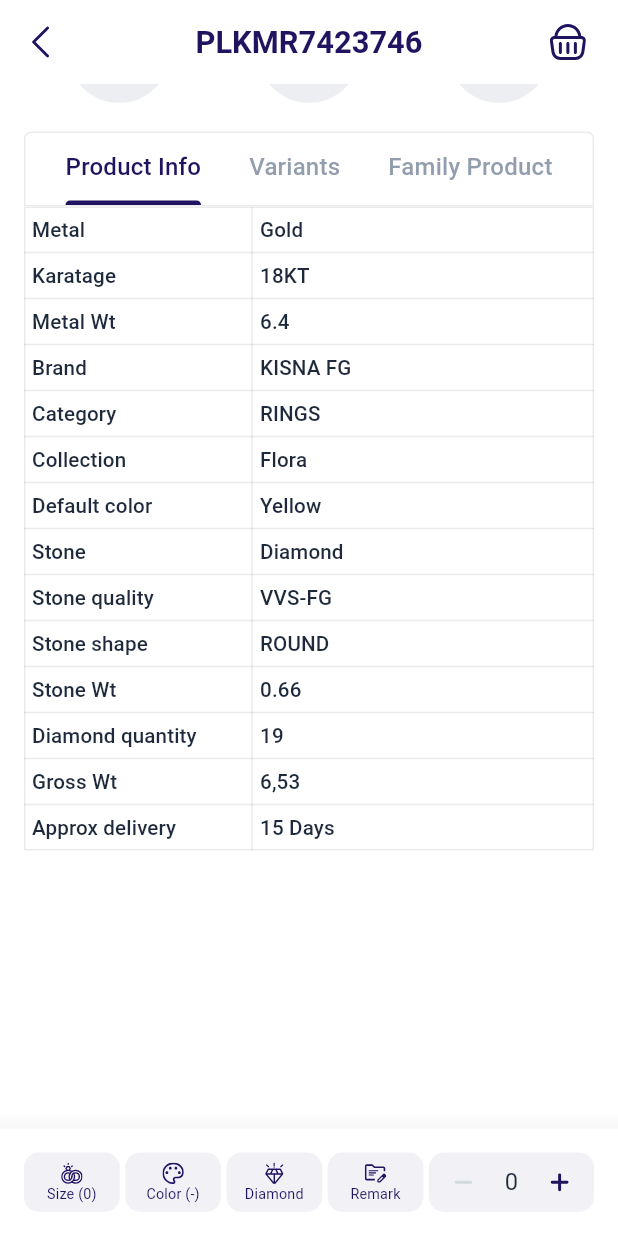
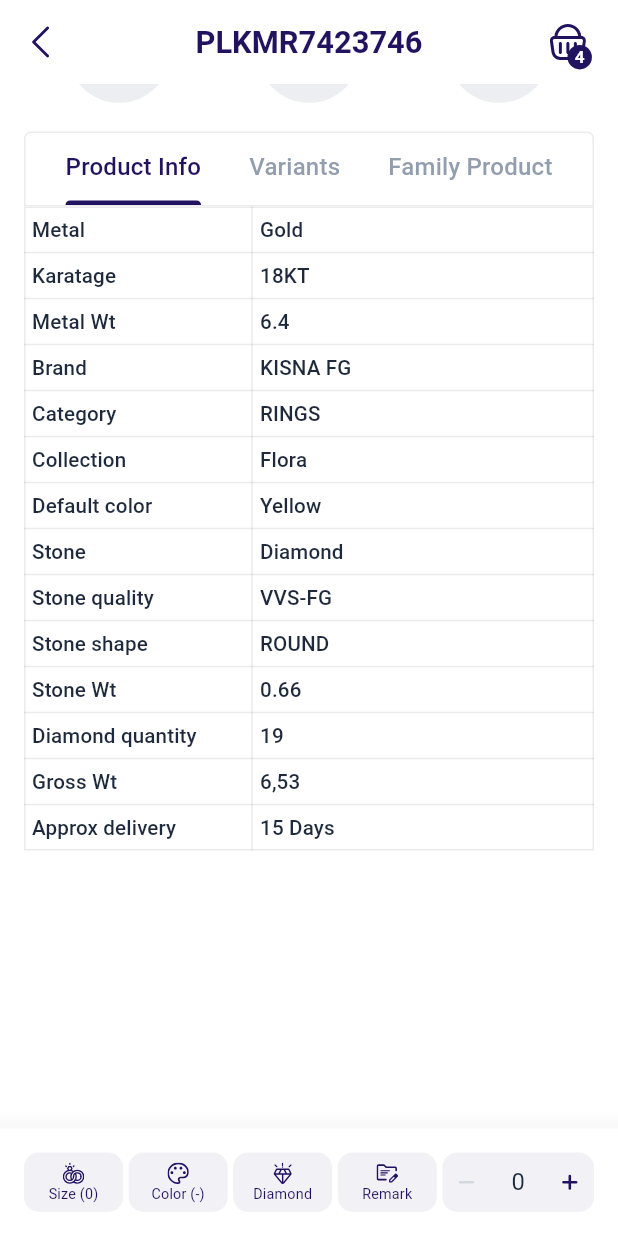
Before and after one commit to pingaksh-tech/pinga-mobile-app, a Flutter app: the ProductDetailsScreen screen opened directly, scrolled down 576 dp, on a phone screen of 412 x 824 dp. Run offline on Flutter 3.47's test engine with Material 3 defaults, Android fonts, the phone set to English and light mode, and no system bars; our stand-ins replace cached_network_image, carousel_slider, connectivity_plus, cookie_jar, device_info_plus, dio and 15 more; accounts and stored records are empty; network calls fail; Roboto replaces fonts that are missing (DmSans); project files that could hold a hidden picture were left out.

Commit message:
Cart badge icon added

```diff
--- a/lib/res/app_icon_button.dart
+++ b/lib/res/app_icon_button.dart
@@ -41,7 +41,7 @@ class AppIconButton extends StatelessWidget {
       height: size,
       width: size,
       decoration: BoxDecoration(
-        shape: BoxShape.circle,
+        // shape: BoxShape.circle,
         border: borderColor != null ? Border.all(color: borderColor!.withOpacity(withMyOpacity), width: borderWidth ?? 1.0) : null,
       ),
       child: GestureDetector(
--- a/lib/view/category/category_screen.dart
+++ b/lib/view/category/category_screen.dart
@@ -7,6 +7,7 @@ import '../../exports.dart';
 import '../../res/app_bar.dart';
 import '../../res/app_network_image.dart';
 import '../../res/tab_bar.dart';
+import '../products/components/cart_icon_button.dart';
 import 'category_controller.dart';
 import 'components/category_tile.dart';
 
@@ -26,6 +27,7 @@ class CategoryScreen extends StatelessWidget {
             backgroundColor: Theme.of(context).colorScheme.surface,
             shadowColor: Theme.of(context).scaffoldBackgroundColor.withOpacity(0.3),
             title: con.brandTitle.value,
+            actions: const [CartIconButton()],
             bottom: PreferredSize(
               preferredSize: Size.fromHeight(40.h),
               child: Column(
--- a/lib/view/product_details/product_details_screen.dart
+++ b/lib/view/product_details/product_details_screen.dart
@@ -7,6 +7,7 @@ import '../../data/model/product/product_diamond_model.dart';
 import '../../data/model/product/product_size_model.dart';
 import '../../widgets/plus_minus_title/plus_minus_tile.dart';
 import '../../widgets/size_selector/size_selector_botton.dart';
+import '../products/components/cart_icon_button.dart';
 import 'widgets/family_product/family_product_tab.dart';
 import 'widgets/product_info/product_info.dart';
 import 'widgets/variants/variants.dart';
@@ -36,18 +37,7 @@ class ProductDetailsScreen extends StatelessWidget {
         appBar: MyAppBar(
           title: "PLKMR7423746",
           backgroundColor: Colors.white,
-          actions: [
-            AppIconButton(
-              // backgroundColor: AppColors.primary.withOpacity(0.1),
-              icon: SvgPicture.asset(
-                AppAssets.cart,
-                colorFilter: ColorFilter.mode(AppColors.primary, BlendMode.srcIn),
-              ),
-              onPressed: () {
-                Get.toNamed(AppRoutes.cartScreen);
-              },
-            ),
-          ],
+          actions: const [CartIconButton()],
         ),
         body: DefaultTabController(
           length: 3,
--- /dev/null
+++ b/lib/view/products/components/cart_icon_button.dart
@@ -0,0 +1,48 @@
+import 'package:flutter/material.dart';
+import 'package:flutter_screenutil/flutter_screenutil.dart';
+import 'package:flutter_svg/svg.dart';
+import 'package:get/get.dart';
+
+import '../../../exports.dart';
+
+class CartIconButton extends StatelessWidget {
+  const CartIconButton({super.key});
+
+  @override
+  Widget build(BuildContext context) {
+    return Stack(
+      alignment: Alignment.bottomRight,
+      children: [
+        AppIconButton(
+          icon: SvgPicture.asset(
+            AppAssets.cart,
+            colorFilter: ColorFilter.mode(AppColors.primary, BlendMode.srcIn),
+          ),
+          onPressed: () {
+            Get.toNamed(AppRoutes.cartScreen);
+          },
+        ),
+        Positioned(
+          right: defaultPadding / 2,
+          child: Container(
+            padding: EdgeInsets.all(4.h).copyWith(top: 5.h),
+            decoration: BoxDecoration(
+              shape: BoxShape.circle,
+              color: Theme.of(context).colorScheme.primary,
+            ),
+            alignment: Alignment.center,
+            child: Text(
+              "4",
+              textAlign: TextAlign.center,
+              style: Theme.of(context).textTheme.titleMedium?.copyWith(
+                    fontSize: 10.sp,
+                    fontWeight: FontWeight.w600,
+                    color: AppColors.background,
+                  ),
+            ),
+          ),
+        )
+      ],
+    );
+  }
+}
--- a/lib/widgets/plus_minus_title/plus_minus_tile.dart
+++ b/lib/widgets/plus_minus_title/plus_minus_tile.dart
@@ -18,19 +18,13 @@ Widget plusMinusTile(
         color: Theme.of(context).primaryColor.withOpacity(0.06),
         borderRadius: BorderRadius.circular(defaultRadius),
       ),
-      padding: EdgeInsets.all(defaultPadding / 2),
-      // alignment: Alignment.center,
+      // padding: EdgeInsets.all(defaultPadding / 2),
       child: Row(
         mainAxisSize: MainAxisSize.min,
         crossAxisAlignment: CrossAxisAlignment.center,
         children: [
-          /// Minus Button
-          AppIconButton(
-            size: size ?? 25.h,
-            icon: SvgPicture.asset(
-              AppAssets.minusIcon,
-              colorFilter: ColorFilter.mode(textValue.value > 0 ? AppColors.primary : Theme.of(context).disabledColor, BlendMode.srcIn),
-            ),
+          /// Decrement Button
+          incrementDecrementButton(
             onPressed: () {
               /// DECREMENT
               if (textValue.value > 0) {
@@ -38,7 +32,12 @@ Widget plusMinusTile(
                 onDecrement(textValue.value);
               }
             },
+            icon: SvgPicture.asset(
+              AppAssets.minusIcon,
+              colorFilter: ColorFilter.mode(textValue.value > 0 ? AppColors.primary : Theme.of(context).disabledColor, BlendMode.srcIn),
+            ),
           ),
+
           GestureDetector(
             behavior: HitTestBehavior.translucent,
             onTap: () {
@@ -47,7 +46,7 @@ Widget plusMinusTile(
               });
             },
             child: SizedBox(
-              width: 30.w,
+              width: 32.w,
               child: Text(
                 "${textValue.value}",
                 textAlign: TextAlign.center,
@@ -57,13 +56,9 @@ Widget plusMinusTile(
             ),
           ),
 
-          /// Plus Button
-          AppIconButton(
-            size: size ?? 25.h,
-            icon: SvgPicture.asset(
-              AppAssets.plusIcon,
-              colorFilter: ColorFilter.mode(AppColors.primary, BlendMode.srcIn),
-            ),
+          /// Increment Button
+          incrementDecrementButton(
+            borderRadius: BorderRadius.horizontal(right: Radius.circular(defaultRadius)),
             onPressed: () {
               /// INCREMENT
               if (textValue.value >= 0) {
@@ -71,9 +66,29 @@ Widget plusMinusTile(
                 onIncrement(textValue.value);
               }
             },
+            icon: SvgPicture.asset(
+              AppAssets.plusIcon,
+              colorFilter: ColorFilter.mode(AppColors.primary, BlendMode.srcIn),
+            ),
           ),
         ],
       ),
     );
   });
 }
+
+Widget incrementDecrementButton({required VoidCallback onPressed, required Widget icon, BorderRadius? borderRadius}) {
+  return Material(
+    color: Colors.transparent,
+    child: InkWell(
+      borderRadius: borderRadius ?? BorderRadius.horizontal(left: Radius.circular(defaultRadius)),
+      onTap: onPressed,
+      child: Container(
+        height: 36.h,
+        width: 27.h,
+        padding: EdgeInsets.symmetric(vertical: defaultPadding / 2, horizontal: 5.h),
+        child: icon,
+      ),
+    ),
+  );
+}
```
Also changed, not shown: lib/res/app_dialog.dart (+146 -45 lines), lib/view/products/product_screen.dart (+3 -11 lines).
